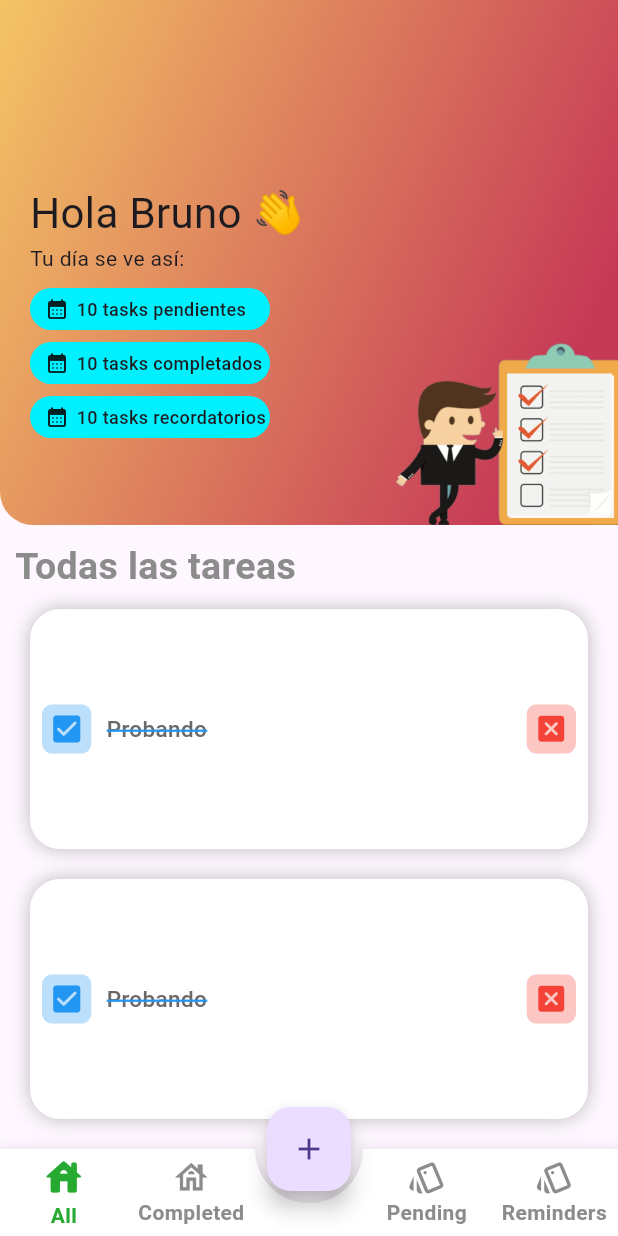
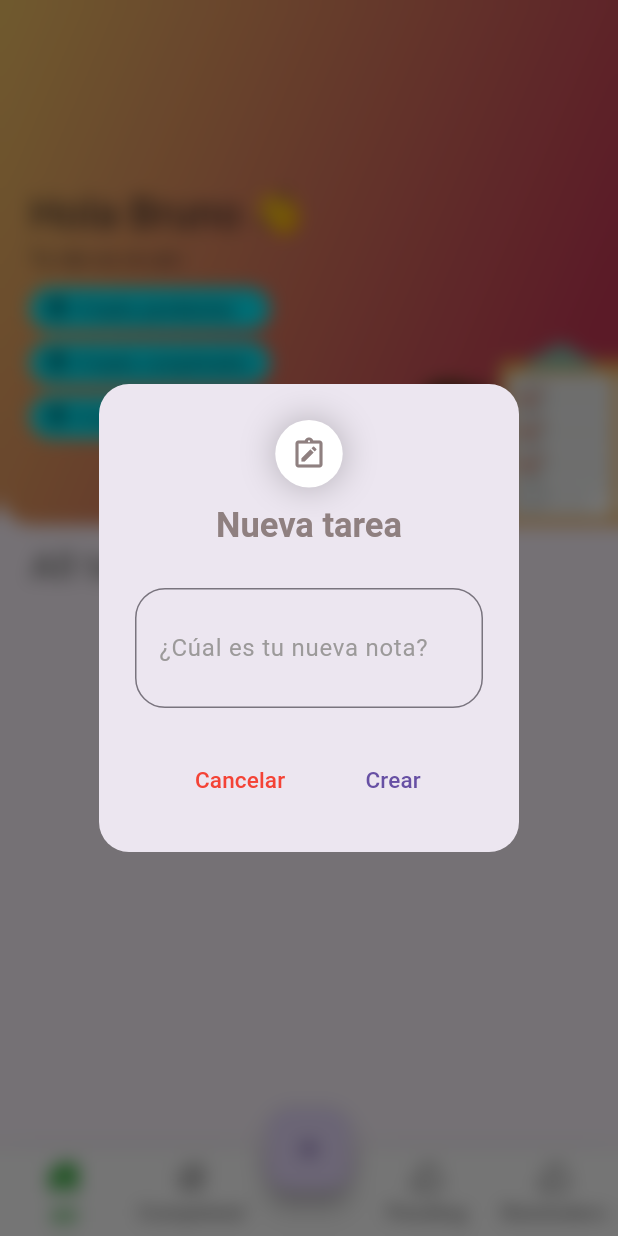
Before and after one commit to BrunoCura2020/blog_ui_flutter, a Flutter app: the screen it shows after launch, after a tap on the "add" icon, on a phone screen of 412 x 824 dp. Run offline on Flutter 3.47's test engine with Material 2 defaults, Android fonts, the phone set to English and light mode, and no system bars; drawn by our look-alikes of stylish_bottom_bar; our stand-ins replace flutter_riverpod, google_fonts.

Commit message:
Se agrega Riverpod

```diff
--- /dev/null
+++ b/lib/config/provider/providers.dart
@@ -0,0 +1,107 @@
+import 'package:flutter_riverpod/flutter_riverpod.dart';
+import 'package:uuid/uuid.dart';
+import '../../entities/todo.dart';
+
+enum TodoFilter { all, completed, pending }
+
+const uuid = Uuid();
+
+final todoStatusFilterProvider = StateProvider<int>((ref) {
+  return 0;
+});
+
+//Agrego la información en las tarjetas
+// final todosProvider = StateProvider<List<Todo>>((ref) {
+//   return [
+//     Todo(id: uuid.v4(), description: 'Nota1', completed: true),
+//     Todo(id: uuid.v4(), description: 'Nota2', completed: true),
+//     Todo(id: uuid.v4(), description: 'Nota3', completed: false),
+//   ];
+// });
+
+final titleTodosStatusProvider = StateProvider<String>((ref) {
+  final todoFilter = ref.watch(todoStatusFilterProvider);
+
+  switch (todoFilter) {
+    case 0:
+      return 'All';
+    case 1:
+      return 'Completed';
+    case 2:
+      return 'Pending';
+    case 3:
+      return 'Reminders';
+  }
+  return 'All';
+});
+
+// Información de Card
+final completedcounterProvider = StateProvider<int>((ref) {
+  final todos = ref.watch(todosProvider);
+  final completed = todos.where((todo) => todo.completed).toList();
+  return completed.length;
+});
+
+final pendingcounterProvider = StateProvider<int>((ref) {
+  final todos = ref.watch(todosProvider);
+  final pending = todos.where((todo) => !todo.completed).toList();
+  return pending.length;
+});
+
+final reminderscounterProvider = StateProvider<int>((ref) {
+  return 0;
+});
+// Fín de Información de Card
+
+final filteredTodosProvider = Provider<List<Todo>>((ref) {
+  final filter = ref.watch(todoStatusFilterProvider);
+  final todos = ref.watch(todosProvider);
+
+  switch (filter) {
+    case 0:
+      return todos;
+    case 1:
+      final completed = todos.where((todo) => todo.completed).toList();
+      return completed;
+    case 2:
+      final pending = todos.where((todo) => !todo.completed).toList();
+      return pending;
+    case 3:
+      final reminders = <Todo>[];
+      return reminders;
+  }
+  return todos;
+});
+
+final todosProvider =
+    StateNotifierProvider<TodosNotifier, List<Todo>>((ref) {
+  return TodosNotifier();
+});
+
+class TodosNotifier extends StateNotifier<List<Todo>> {
+  TodosNotifier() : super([]);
+
+  void addTodo({required String description}) {
+    final Todo newtodo = Todo(
+      id: uuid.v4(),
+      description: description,
+      completed: false,
+    );
+    state = [newtodo, ...state];
+  }
+
+  void toggleTodo(String id) {
+    state = state.map((todo) {
+      if (todo.id != id) return todo;
+      return todo.copyWith(completed: !todo.completed);
+    }).toList();
+  }
+
+  void deleteTodo(String id) {
+    state = state.where((todo) => todo.id != id).toList();
+  }
+}
+
+final newTodoProvider = StateProvider<String>((ref) {
+  return '';
+});
--- a/lib/main.dart
+++ b/lib/main.dart
@@ -14,7 +14,7 @@ class MyApp extends StatelessWidget {
   @override
   Widget build(BuildContext context) {
     return MaterialApp(
-      debugShowCheckedModeBanner: false,
+      debugShowCheckedModeBanner: true,
       theme: AppTheme().getTheme(),
       darkTheme: ThemeData.dark(),
       home: const HomeScreen(),
--- a/lib/ui/screens/home_screen.dart
+++ b/lib/ui/screens/home_screen.dart
@@ -1,59 +1,71 @@
+import 'package:app_notas/config/provider/providers.dart';
 import 'package:flutter/material.dart';
+import 'package:flutter_riverpod/flutter_riverpod.dart';
+import 'package:google_fonts/google_fonts.dart';
+import '../widgets/widgets.dart';
 
-import 'package:app_notas/ui/widgets/widgets.dart';
-// import '../widgets/CustomBottomBar.dart';
-// import '../widgets/Task.dart';
-// import '../widgets/WelcomeCard.dart';
-
-class HomeScreen extends StatelessWidget {
-  const HomeScreen({super.key});
+class HomeScreen extends ConsumerWidget {
+  const HomeScreen({Key? key}) : super(key: key);
 
   @override
-  Widget build(BuildContext context) {
+  Widget build(BuildContext context, WidgetRef ref) {
+    final todos = ref.watch(filteredTodosProvider);
+    final completedCounter = ref.watch(completedcounterProvider);
+    final titleTodoFilter = ref.watch(titleTodosStatusProvider);
+    final pendingCounter = ref.watch(pendingcounterProvider);
+    final remindersCounter = ref.watch(reminderscounterProvider);
+
     return Scaffold(
-      body: const SafeArea(
+      body: SafeArea(
         top: false,
         child: Column(
           crossAxisAlignment: CrossAxisAlignment.start,
           mainAxisSize: MainAxisSize.min,
           children: [
-            WelcomeCard(),
+            WelcomeCard(
+              completedCounter: completedCounter,
+              pendingCounter: pendingCounter,
+              remindersCounter: remindersCounter,
+            ),
+
+            // TODOS TITLE FILTER
             Padding(
-              padding: EdgeInsets.all(10),
+              padding: const EdgeInsets.only(left: 20, bottom: 10, top: 10),
               child: Text(
-                'Todas las tareas',
-                style: TextStyle(
-                  color: Color(0xff8C8C8C),
+                '$titleTodoFilter tasks',
+                style: GoogleFonts.roboto(
+                  color: const Color(0xff8C8C8C),
                   fontSize: 25,
                   fontWeight: FontWeight.bold,
                 ),
               ),
             ),
+
+            //  TODOS LISTVIEW
             Expanded(
-              child: Task(
-                completed: true,
-                description: 'Probando',
-                id: '1',
-                // onTapCheckBox: () {},
-              ),
-              // child: MediaQuery.removeViewPadding(
-              //   removeTop: true,
-              //   context: context,
-              //   child: ListView.builder(
-              //     padding: const EdgeInsets.only(top: 10),
-              //     physics: const BouncingScrollPhysics(),
-              //     itemBuilder: (BuildContext context, int index) {
-
-              //     },
-              //   ),
-              // ),
-            ),
-            Expanded(
-              child: Task(
-                completed: true,
-                description: 'Probando',
-                id: '1',
-                // onTapCheckBox: () {},
+              child: MediaQuery.removePadding(
+                removeTop: true,
+                context: context,
+                child: ListView.builder(
+                  padding: const EdgeInsets.only(top: 10),
+                  physics: const BouncingScrollPhysics(),
+                  itemCount: todos.length,
+                  itemBuilder: (BuildContext context, int index) {
+                    final todo = todos[index];
+                    return Task(
+                      id: todo.id,
+                      description: todo.description,
+                      completed: todo.completed,
+                      onTapCheckBox: () {
+                        ref.read(todosProvider.notifier).toggleTodo(todo.id);
+                      },
+                      onTapDelete: () {
+                        ref.read(todosProvider.notifier).deleteTodo(todo.id);
+                        Navigator.of(context).pop();
+                      },
+                    );
+                  },
+                ),
               ),
             ),
           ],
@@ -61,7 +73,29 @@ class HomeScreen extends StatelessWidget {
       ),
       bottomNavigationBar: const CustomButtomBar(),
       floatingActionButton: FloatingActionButton(
-        onPressed: () {},
+        onPressed: () {
+          showDialog(
+            barrierDismissible: false,
+            context: context,
+            builder: (BuildContext context) {
+              return CustomDialogNewTodo(
+                onPressedCreate: () {
+                  final newTodo = ref.read(newTodoProvider);
+                  if (newTodo.isNotEmpty) {
+                    ref
+                        .read(todosProvider.notifier)
+                        .addTodo(description: newTodo);
+                    ref.read(newTodoProvider.notifier).update((state) => '');
+                    ref
+                        .read(todoStatusFilterProvider.notifier)
+                        .update((status) => 0);
+                    Navigator.of(context).pop();
+                  }
+                },
+              );
+            },
+          );
+        },
         child: const Icon(Icons.add),
       ),
       floatingActionButtonLocation: FloatingActionButtonLocation.centerDocked,
--- /dev/null
+++ b/lib/ui/widgets/CustomDialogNewTodo.dart
@@ -0,0 +1,112 @@
+import 'dart:ui';
+
+import 'package:app_notas/config/provider/providers.dart';
+import 'package:flutter/material.dart';
+import 'package:flutter_riverpod/flutter_riverpod.dart';
+
+class CustomDialogNewTodo extends ConsumerWidget {
+  final void Function()? onPressedCreate;
+  const CustomDialogNewTodo({
+    Key? key,
+    required this.onPressedCreate,
+  }) : super(key: key);
+
+  @override
+  Widget build(BuildContext context, WidgetRef ref) {
+    final FocusNode focusNode = FocusNode();
+
+    return BackdropFilter(
+      //Crear un desenfoque
+      filter: ImageFilter.blur(sigmaX: 6, sigmaY: 6),
+      child: AlertDialog(
+        shape: RoundedRectangleBorder(borderRadius: BorderRadius.circular(20)),
+        title: Column(
+          children: [
+            Container(
+              height: 45,
+              width: 45,
+              decoration: const BoxDecoration(
+                shape: BoxShape.circle,
+                boxShadow: [
+                  BoxShadow(
+                    color: Colors.black26,
+                    blurRadius: 20,
+                    spreadRadius: 0,
+                    offset: Offset(0, 0),
+                  )
+                ],
+                color: Colors.white,
+              ),
+              child: const Icon(
+                Icons.note_alt_outlined,
+                color: Color.fromARGB(255, 143, 128, 128),
+              ),
+            ),
+            const Padding(
+              padding: EdgeInsets.symmetric(vertical: 10.0),
+              child: Text(
+                'Nueva tarea',
+                style: TextStyle(
+                  fontSize: 23,
+                  color: Color.fromARGB(255, 143, 128, 128),
+                  fontWeight: FontWeight.bold,
+                ),
+              ),
+            ),
+          ],
+        ),
+        content: SizedBox(
+          height: 80,
+          child: TextField(
+              focusNode: focusNode,
+              maxLines: null,
+              expands: true,
+              style: const TextStyle(
+                color: Color.fromARGB(255, 128, 124, 124),
+              ),
+              keyboardType: TextInputType.multiline,
+              decoration: InputDecoration(
+                border: OutlineInputBorder(
+                  borderRadius: BorderRadius.circular(20),
+                ),
+                filled: false,
+                hintText: '¿Cúal es tu nueva nota?',
+                hintStyle: const TextStyle(
+                  color: Color(0xff9C9A9A),
+                ),
+              ),
+              onChanged: (value) {
+                ref.read(newTodoProvider.notifier).update((state) => value);
+              },
+              onTapOutside: (event) {
+                focusNode.unfocus();
+              }),
+        ),
+        actionsAlignment: MainAxisAlignment.spaceEvenly,
+        actions: <Widget>[
+          TextButton(
+            child: const Text(
+              "Cancelar",
+              style: TextStyle(
+                fontSize: 15,
+                color: Colors.red,
+              ),
+            ),
+            onPressed: () {
+              Navigator.of(context).pop();
+            },
+          ),
+          TextButton(
+            onPressed: onPressedCreate,
+            child: const Text(
+              "Crear",
+              style: TextStyle(
+                fontSize: 15,
+              ),
+            ),
+          ),
+        ],
+      ),
+    );
+  }
+}
--- a/lib/ui/widgets/WelcomeCard.dart
+++ b/lib/ui/widgets/WelcomeCard.dart
@@ -2,7 +2,15 @@ import 'package:app_notas/config/theme/app_theme.dart';
 import 'package:flutter/material.dart';
 
 class WelcomeCard extends StatelessWidget {
-  const WelcomeCard({super.key});
+  final int completedCounter;
+  final int pendingCounter;
+  final int remindersCounter;
+
+  const WelcomeCard(
+      {super.key,
+      required this.completedCounter,
+      required this.pendingCounter,
+      required this.remindersCounter});
 
   @override
   Widget build(BuildContext context) {
@@ -30,40 +38,40 @@ class WelcomeCard extends StatelessWidget {
             'assets/images/image_card.png',
             width: 150,
           ),
-          const Positioned(
+          Positioned(
             left: 0,
             bottom: 0,
             child: Padding(
-              padding: EdgeInsets.only(bottom: 50, left: 20),
+              padding: const EdgeInsets.only(bottom: 50, left: 20),
               child: Column(
                 crossAxisAlignment: CrossAxisAlignment.start,
                 children: [
-                  Text(
+                  const Text(
                     'Hola Bruno 👋',
                     style: TextStyle(
                       fontSize: 28,
                     ),
                   ),
-                  Text(
+                  const Text(
                     'Tu día se ve así:',
                     style: TextStyle(
                       fontSize: 14,
                     ),
                   ),
-                  SizedBox(height: 10),
+                  const SizedBox(height: 10),
                   TaskCounterCard(
                     iconData: Icons.calendar_month_rounded,
-                    taskCounter: 20,
+                    taskCounter: pendingCounter,
                     typeTask: 'pendientes',
                   ),
                   TaskCounterCard(
                     iconData: Icons.calendar_month_rounded,
-                    taskCounter: 20,
+                    taskCounter: completedCounter,
                     typeTask: 'completados',
                   ),
                   TaskCounterCard(
                     iconData: Icons.calendar_month_rounded,
-                    taskCounter: 20,
+                    taskCounter: remindersCounter,
                     typeTask: 'recordatorios',
                   ),
                 ],
@@ -111,7 +119,7 @@ class TaskCounterCard extends StatelessWidget {
                 width: 5,
               ),
               Text(
-                '10 tasks $typeTask',
+                '$taskCounter tasks $typeTask',
                 style: const TextStyle(
                   fontSize: 12,
                   fontWeight: FontWeight.w500,
--- a/lib/ui/widgets/widgets.dart
+++ b/lib/ui/widgets/widgets.dart
@@ -2,3 +2,5 @@ export 'WelcomeCard.dart';
 export 'Task.dart';
 export 'CustomBottomBar.dart';
 export 'CustomIconTask.dart';
+export 'CustomDialogDeleteTodo.dart';
+export 'CustomDialogNewTodo.dart';
--- a/pubspec.yaml
+++ b/pubspec.yaml
@@ -39,6 +39,7 @@ dependencies:
   device_preview: ^1.1.0
   google_fonts: ^5.1.0
   stylish_bottom_bar: ^1.0.3
+  uuid: ^3.0.7
 
 dev_dependencies:
   flutter_test:
```
Also changed, not shown: lib/entities/todo.dart (added, +22 -0 lines), lib/ui/widgets/CustomDialogDeleteTodo.dart (added, +78 -0 lines), lib/ui/widgets/Task.dart (+27 -11 lines), pubspec.lock.
